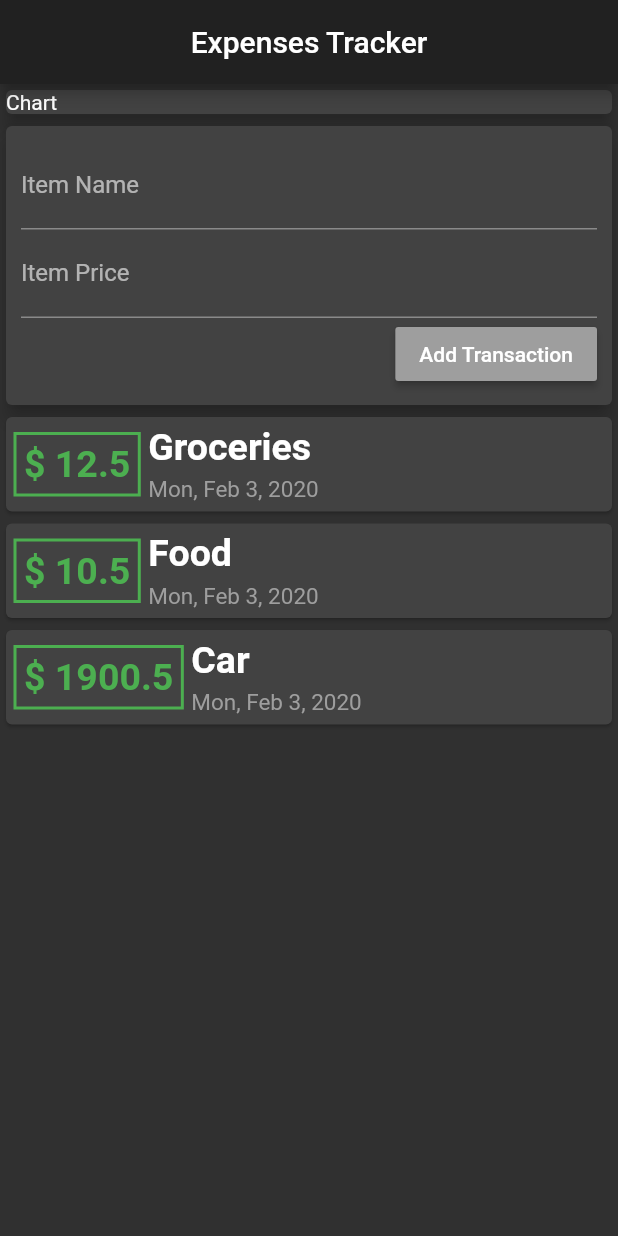
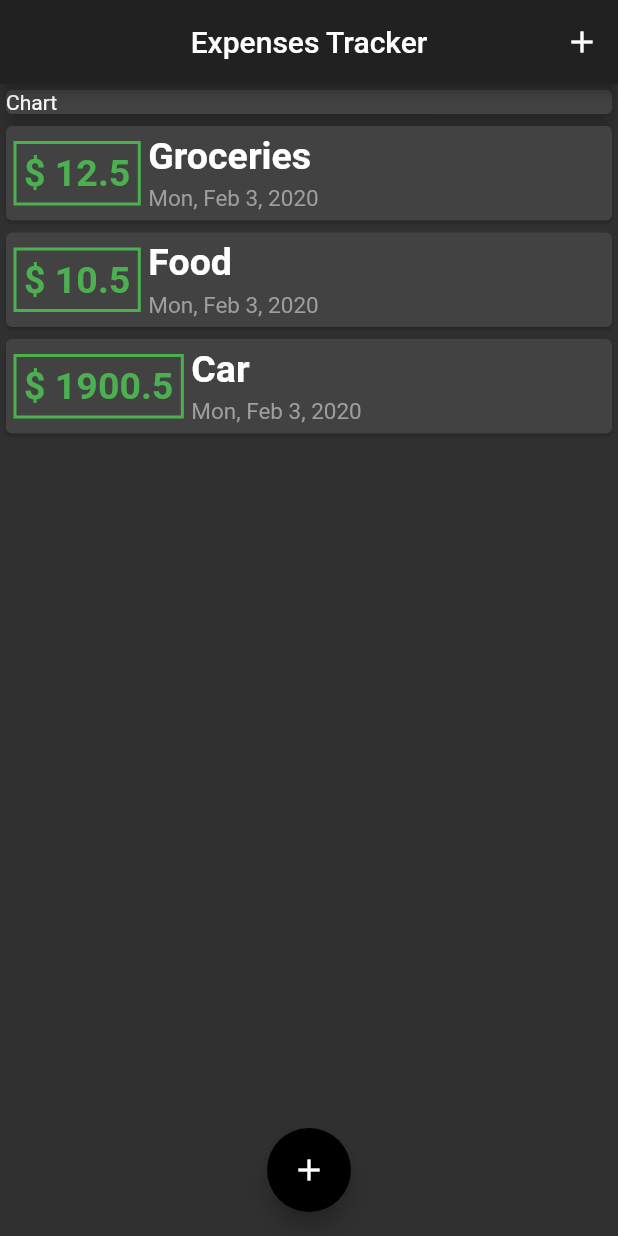
Before and after one commit to Nabinda/Expenses-Chart, a Flutter app: the screen it shows after launch, on a phone screen of 412 x 824 dp. Run offline on Flutter 3.47's test engine with Material 2 defaults, Android fonts, the phone set to English and light mode, and no system bars.

Commit message:
Modified and Managed the Order

```diff
--- a/lib/main.dart
+++ b/lib/main.dart
@@ -1,6 +1,8 @@
-import 'package:expenses_tracker/transaction.dart';
+import 'package:expenses_tracker/widgets/new_transactions.dart';
+
+import './models/transaction.dart';
+import './widgets/transaction_list.dart';
 import 'package:flutter/material.dart';
-import 'package:intl/intl.dart';
 
 void main() => runApp(MyApp());
 
@@ -10,13 +12,7 @@ class MyApp extends StatelessWidget {
     return MaterialApp(
       debugShowCheckedModeBanner: false,
       theme: ThemeData.dark(),
-      home: Scaffold(
-        appBar: AppBar(
-          title: Text("Expenses Tracker"),
-          centerTitle: true,
-        ),
-        body: ExpensesPage(),
-      ),
+      home: ExpensesPage(),
     );
   }
 }
@@ -27,17 +23,48 @@ class ExpensesPage extends StatefulWidget {
 }
 
 class _ExpensesPageState extends State<ExpensesPage> {
-  List<Transaction> transaction = [
+  List<Transaction> _userTransactions = [
     Transaction(
         itemName: "Groceries", itemPrice: 12.50, itemDate: DateTime.now()),
     Transaction(itemName: "Food", itemPrice: 10.50, itemDate: DateTime.now()),
     Transaction(itemName: "Car", itemPrice: 1900.50, itemDate: DateTime.now()),
   ];
-  String itemName;
-  String itemPrice;
+  void _addNewTransaction(String txName, double txPrice) {
+    final newTx = Transaction(
+        itemName: txName, itemPrice: txPrice, itemDate: DateTime.now());
+    setState(() {
+      _userTransactions.add(newTx);
+    });
+  }
+
+  void _showAddTransaction(BuildContext bCtx) {
+    showModalBottomSheet(
+        context: bCtx,
+        builder: (ctx) {
+          return NewTransactions(_addNewTransaction);
+        });
+  }
+
   @override
   Widget build(BuildContext context) {
-    return Column(
+    return Scaffold(
+      appBar: AppBar(
+        title: Text("Expenses Tracker"),
+        centerTitle: true,
+        actions: <Widget>[
+          IconButton(
+            onPressed: () {
+              _showAddTransaction(context);
+            },
+            icon: Icon(
+              Icons.add,
+              color: Colors.white,
+            ),
+          )
+        ],
+      ),
+      body: SingleChildScrollView(
+        child: Column(
           children: <Widget>[
             Container(
               width: double.infinity,
@@ -47,99 +74,21 @@ class _ExpensesPageState extends State<ExpensesPage> {
                 elevation: 5,
               ),
             ),
-        Card(
-          elevation: 5,
-          child: Container(
-            padding: EdgeInsets.all(10.0),
-            child: Column(
-              crossAxisAlignment: CrossAxisAlignment.end,
-              children: <Widget>[
-                TextField(
-                  decoration: InputDecoration(
-                    labelText: "Item Name",
-                  ),
-                  onChanged: (value) {
-                    itemName = value;
-                  },
-                ),
-                TextField(
-                  decoration: InputDecoration(
-                    labelText: "Item Price",
-                  ),
-                  onChanged: (val) {
-                    itemPrice = val;
-                  },
-                ),
-                RaisedButton(
-                  textColor: Colors.white,
-                  color: Colors.grey,
-                  child: Text(
-                    "Add Transaction",
-                  ),
-                  onPressed: () {
-                    setState(() {
-                      transaction.add(Transaction(
-                          itemPrice: double.parse(itemPrice),
-                          itemName: itemName,
-                          itemDate: DateTime.now()));
-                    });
-                  },
-                )
+            TransactionList(_userTransactions),
           ],
         ),
       ),
+      floatingActionButtonLocation: FloatingActionButtonLocation.centerFloat,
+      floatingActionButton: FloatingActionButton(
+        backgroundColor: Colors.black,
+        child: Icon(
+          Icons.add,
+          color: Colors.white,
         ),
-        Column(
-          children: transaction.map((tx) {
-            return Card(
-                child: Row(
-              children: <Widget>[
-                Container(
-                  child: Text(
-                    '\$\t' + tx.itemPrice.toString(),
-                    style: TextStyle(
-                      color: Colors.green,
-                      fontWeight: FontWeight.bold,
-                      fontSize: 25.0,
+        onPressed: () {
+          _showAddTransaction(context);
+        },
       ),
-                  ),
-                  decoration: BoxDecoration(
-                    border: Border.all(
-                      color: Colors.green,
-                      width: 2,
-                    ),
-                  ),
-                  margin: EdgeInsets.symmetric(vertical: 10, horizontal: 5),
-                  padding: EdgeInsets.all(5.0),
-                ),
-                //Food Item & Date
-                Column(
-                  crossAxisAlignment: CrossAxisAlignment.start,
-                  children: <Widget>[
-                    Text(
-                      tx.itemName,
-                      style: TextStyle(
-                        fontWeight: FontWeight.bold,
-                        fontSize: 25.0,
-                      ),
-                    ),
-                    SizedBox(
-                      height: 5.0,
-                    ),
-                    Text(
-                      DateFormat.yMMMEd().format(tx.itemDate),
-                      style: TextStyle(
-                        color: Colors.grey,
-                        fontSize: 15.0,
-                      ),
-                    ),
-                  ],
-                )
-              ],
-            ));
-          }).toList(),
-        ),
-      ],
     );
   }
 }
--- /dev/null
+++ b/lib/widgets/transaction_list.dart
@@ -0,0 +1,68 @@
+import 'package:intl/intl.dart';
+
+import '../models/transaction.dart';
+import 'package:flutter/material.dart';
+
+class TransactionList extends StatelessWidget {
+  final List<Transaction> transactions;
+
+  TransactionList(this.transactions);
+
+  @override
+  Widget build(BuildContext context) {
+    return Container(
+      height: 300,
+      child: ListView.builder(
+        itemCount: transactions.length,
+        itemBuilder: (ctx, index) {
+          return Card(
+              child: Row(
+            children: <Widget>[
+              Container(
+                child: Text(
+                  '\$\t' + transactions[index].itemPrice.toString(),
+                  style: TextStyle(
+                    color: Colors.green,
+                    fontWeight: FontWeight.bold,
+                    fontSize: 25.0,
+                  ),
+                ),
+                decoration: BoxDecoration(
+                  border: Border.all(
+                    color: Colors.green,
+                    width: 2,
+                  ),
+                ),
+                margin: EdgeInsets.symmetric(vertical: 10, horizontal: 5),
+                padding: EdgeInsets.all(5.0),
+              ),
+              //Food Item & Date
+              Column(
+                crossAxisAlignment: CrossAxisAlignment.start,
+                children: <Widget>[
+                  Text(
+                    transactions[index].itemName,
+                    style: TextStyle(
+                      fontWeight: FontWeight.bold,
+                      fontSize: 25.0,
+                    ),
+                  ),
+                  SizedBox(
+                    height: 5.0,
+                  ),
+                  Text(
+                    DateFormat.yMMMEd().format(transactions[index].itemDate),
+                    style: TextStyle(
+                      color: Colors.grey,
+                      fontSize: 15.0,
+                    ),
+                  ),
+                ],
+              )
+            ],
+          ));
+        },
+      ),
+    );
+  }
+}
```
Also changed, not shown: lib/widgets/new_transactions.dart (added, +57 -0 lines), lib/models/transaction.dart (renamed from lib/transaction.dart). Lines whose indentation alone changed are shown as unchanged.
